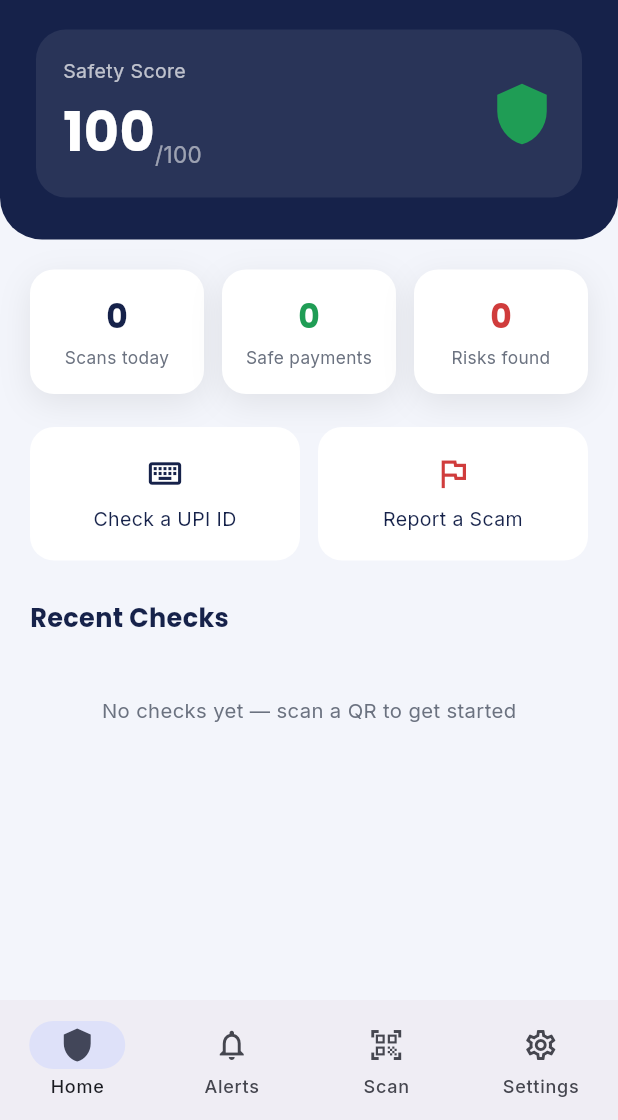
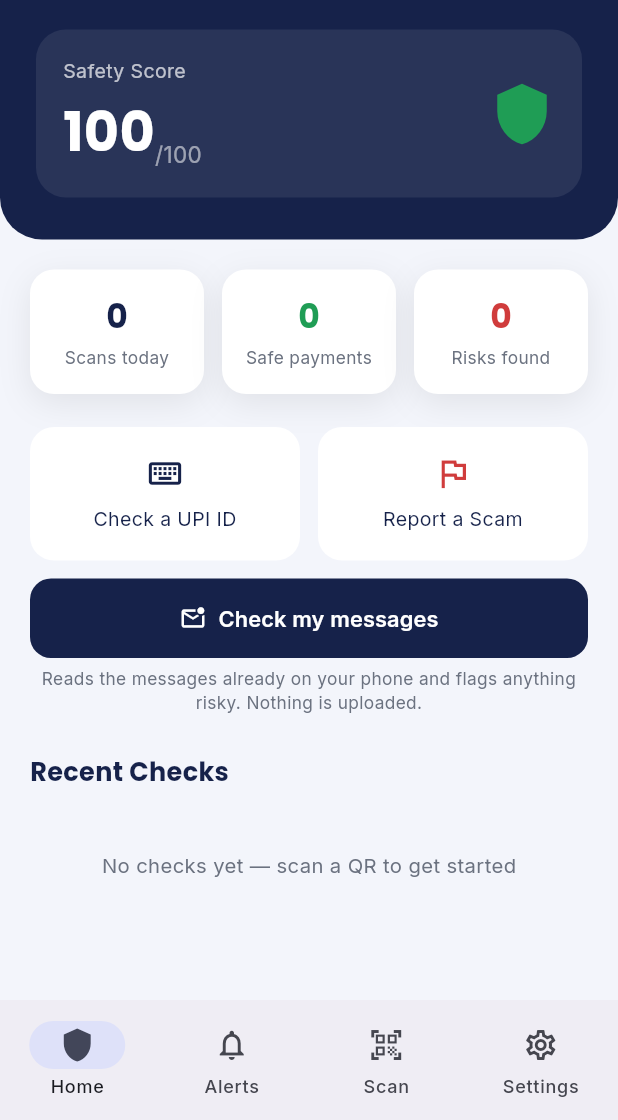
Before and after one commit to prithvi2645/RakshaPay2.0, a Flutter app: the screen it shows after launch, after a tap on "Skip", after a tap on "Continue", on a phone screen of 412 x 824 dp, the part 116-1236 px from its top. Run offline on Flutter 3.47's test engine with Material 3 defaults, Android fonts, the phone set to English and light mode, and no system bars; our stand-ins replace flutter_tts, google_fonts, image_picker, shared_preferences, supabase_flutter; missing offline and left inert: another_telephony, mobile_scanner, onnxruntime; accounts and stored records are empty; statements that could not run were skipped.

Commit message:
App: move 'Check my messages' to the home screen
Checking the messages already on the phone is what a worried person wants to do
the moment they open the app, not a preference they configure once. It was in
Settings, two taps and a scroll away from where the intent actually forms.

It is now a full-width action on Home, under the two existing tiles, with a line
saying plainly that nothing is uploaded. Settings keeps the live-watch toggle
and points at Home for the on-demand check, so there is one place to do it
rather than two that could drift apart.

```diff
--- a/app/lib/screens/home_screen.dart
+++ b/app/lib/screens/home_screen.dart
@@ -35,7 +35,12 @@ class _HomeScreenState extends State<HomeScreen> {
   @override
   Widget build(BuildContext context) {
     final pages = [
-      _HomeTab(engine: widget.engine, history: widget.history, onChanged: _refresh),
+      _HomeTab(
+        engine: widget.engine,
+        history: widget.history,
+        smsMonitor: widget.smsMonitor,
+        onChanged: _refresh,
+      ),
       AlertsScreen(history: widget.history),
       const SizedBox.shrink(), // scan handled via push, not a tab body
       SettingsScreen(
@@ -79,14 +84,65 @@ class _HomeScreenState extends State<HomeScreen> {
   }
 }
 
-class _HomeTab extends StatelessWidget {
+class _HomeTab extends StatefulWidget {
   final RiskEngine engine;
   final ScanHistoryService history;
+  final SmsMonitorService smsMonitor;
   final VoidCallback onChanged;
-  const _HomeTab({required this.engine, required this.history, required this.onChanged});
+  const _HomeTab({
+    required this.engine,
+    required this.history,
+    required this.smsMonitor,
+    required this.onChanged,
+  });
+
+  @override
+  State<_HomeTab> createState() => _HomeTabState();
+}
+
+class _HomeTabState extends State<_HomeTab> {
+  bool _scanningMessages = false;
+
+  /// On the home screen rather than buried in Settings: "check the messages I
+  /// already have" is a thing a worried person wants to do the moment they open
+  /// the app, not a preference they configure once.
+  Future<void> _checkMessages() async {
+    final messenger = ScaffoldMessenger.of(context);
+    setState(() => _scanningMessages = true);
+
+    try {
+      final scored = await widget.smsMonitor.scanInbox();
+      if (!mounted) return;
+      setState(() => _scanningMessages = false);
+      widget.onChanged();
+
+      if (widget.smsMonitor.permissionDenied) {
+        messenger.showSnackBar(const SnackBar(
+          content: Text('SMS permission is needed to read your messages. Nothing is uploaded.'),
+          duration: Duration(seconds: 5),
+        ));
+        return;
+      }
+
+      final risky = scored.where((a) => a.result.level != RiskLevel.safe).length;
+      messenger.showSnackBar(SnackBar(
+        content: Text(risky == 0
+            ? 'Checked ${scored.length} messages — nothing suspicious found.'
+            : 'Checked ${scored.length} messages. $risky need${risky == 1 ? 's' : ''} attention — see Alerts.'),
+        duration: const Duration(seconds: 5),
+      ));
+    } catch (e) {
+      if (!mounted) return;
+      setState(() => _scanningMessages = false);
+      messenger.showSnackBar(SnackBar(content: Text('Could not read messages: $e')));
+    }
+  }
 
   @override
   Widget build(BuildContext context) {
+    final engine = widget.engine;
+    final history = widget.history;
+    final onChanged = widget.onChanged;
     final safety = 100 - (history.records.isEmpty ? 0 : (history.records.take(10).map((r) => r.score).reduce((a, b) => a + b) / history.records.take(10).length)).round();
 
     return SafeArea(
@@ -182,6 +238,34 @@ class _HomeTab extends StatelessWidget {
                         ),
                       ),
                     ],
+                  ),
+                  const SizedBox(height: 12),
+                  SizedBox(
+                    width: double.infinity,
+                    child: FilledButton.icon(
+                      onPressed: _scanningMessages ? null : _checkMessages,
+                      style: FilledButton.styleFrom(
+                        backgroundColor: AppColors.navy,
+                        padding: const EdgeInsets.symmetric(vertical: 16),
+                      ),
+                      icon: _scanningMessages
+                          ? const SizedBox(
+                              width: 17,
+                              height: 17,
+                              child: CircularProgressIndicator(strokeWidth: 2, color: Colors.white),
+                            )
+                          : const Icon(Icons.mark_email_unread_outlined),
+                      label: Text(
+                        _scanningMessages ? 'Checking your messages...' : 'Check my messages',
+                        style: AppTheme.body(14.5, color: Colors.white).copyWith(fontWeight: FontWeight.w600),
+                      ),
+                    ),
+                  ),
+                  const SizedBox(height: 6),
+                  Text(
+                    'Reads the messages already on your phone and flags anything risky. Nothing is uploaded.',
+                    textAlign: TextAlign.center,
+                    style: AppTheme.body(11.5, color: AppColors.muted, height: 1.35),
                   ),
                   const SizedBox(height: 26),
                   Text('Recent Checks', style: AppTheme.heading(17)),
--- a/app/lib/screens/settings_screen.dart
+++ b/app/lib/screens/settings_screen.dart
@@ -1,6 +1,5 @@
 import 'package:flutter/material.dart';
 
-import '../models/risk_result.dart';
 import '../services/risk_engine.dart';
 import '../services/scan_history_service.dart';
 import '../services/sms_monitor_service.dart';
@@ -29,7 +28,6 @@ class _SettingsScreenState extends State<SettingsScreen> {
   final _tts = TtsService();
   String _language = TtsService.languages.first.code;
   bool _syncing = false;
-  bool _scanningInbox = false;
 
   // Read from the shared service rather than a local copy, so the switch shows
   // what is actually running instead of resetting every time this screen is
@@ -69,37 +67,6 @@ class _SettingsScreenState extends State<SettingsScreen> {
         ),
         duration: Duration(seconds: 6),
       ));
-    }
-  }
-
-  Future<void> _scanInbox() async {
-    final messenger = ScaffoldMessenger.of(context);
-    setState(() => _scanningInbox = true);
-
-    try {
-      final scored = await widget.smsMonitor.scanInbox();
-      if (!mounted) return;
-      setState(() => _scanningInbox = false);
-
-      if (widget.smsMonitor.permissionDenied) {
-        messenger.showSnackBar(const SnackBar(
-          content: Text('SMS permission is needed to read your messages. Nothing is uploaded.'),
-          duration: Duration(seconds: 5),
-        ));
-        return;
-      }
-
-      final risky = scored.where((a) => a.result.level != RiskLevel.safe).length;
-      messenger.showSnackBar(SnackBar(
-        content: Text(risky == 0
-            ? 'Checked ${scored.length} messages — nothing suspicious found.'
-            : 'Checked ${scored.length} messages. $risky need${risky == 1 ? 's' : ''} attention — see the Alerts tab.'),
-        duration: const Duration(seconds: 5),
-      ));
-    } catch (e) {
-      if (!mounted) return;
-      setState(() => _scanningInbox = false);
-      messenger.showSnackBar(SnackBar(content: Text('Could not read messages: $e')));
     }
   }
 
@@ -191,29 +158,9 @@ class _SettingsScreenState extends State<SettingsScreen> {
                 const Divider(height: 1),
                 Padding(
                   padding: const EdgeInsets.fromLTRB(16, 12, 16, 14),
-                  child: Column(
-                    crossAxisAlignment: CrossAxisAlignment.start,
-                    children: [
-                      Text(
-                        'Already received something suspicious? Check the messages already on your phone.',
-                        style: AppTheme.body(12.5, color: AppColors.muted, height: 1.4),
-                      ),
-                      const SizedBox(height: 10),
-                      SizedBox(
-                        width: double.infinity,
-                        child: FilledButton.icon(
-                          onPressed: _scanningInbox ? null : _scanInbox,
-                          icon: _scanningInbox
-                              ? const SizedBox(
-                                  width: 16,
-                                  height: 16,
-                                  child: CircularProgressIndicator(strokeWidth: 2, color: Colors.white),
-                                )
-                              : const Icon(Icons.search),
-                          label: Text(_scanningInbox ? 'Checking messages...' : 'Check recent messages'),
-                        ),
-                      ),
-                    ],
+                  child: Text(
+                    'To check the messages already on your phone, use "Check my messages" on the Home screen.',
+                    style: AppTheme.body(12.5, color: AppColors.muted, height: 1.4),
                   ),
                 ),
               ],
```
